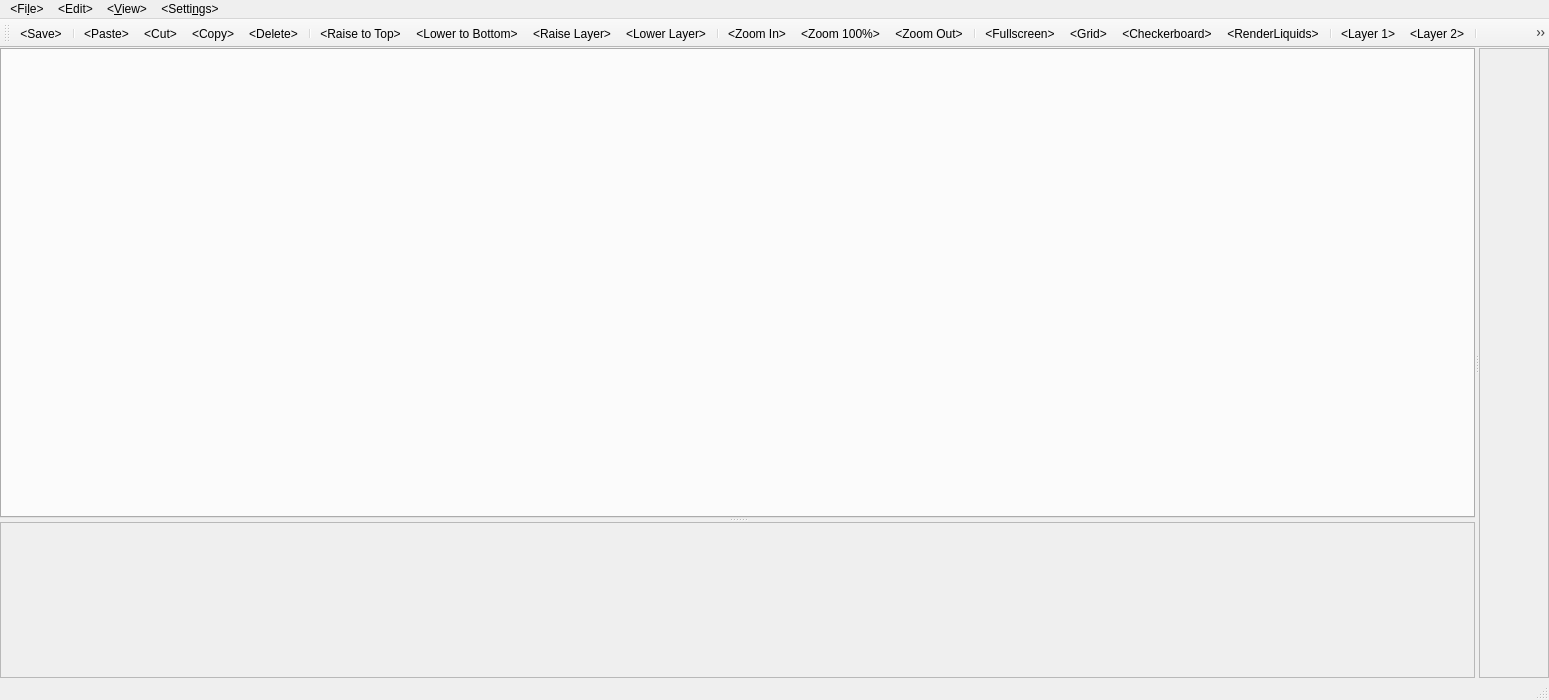
Qt form leveleditorwindow.ui (ExplosBlue/CoinKiller) before a commit.
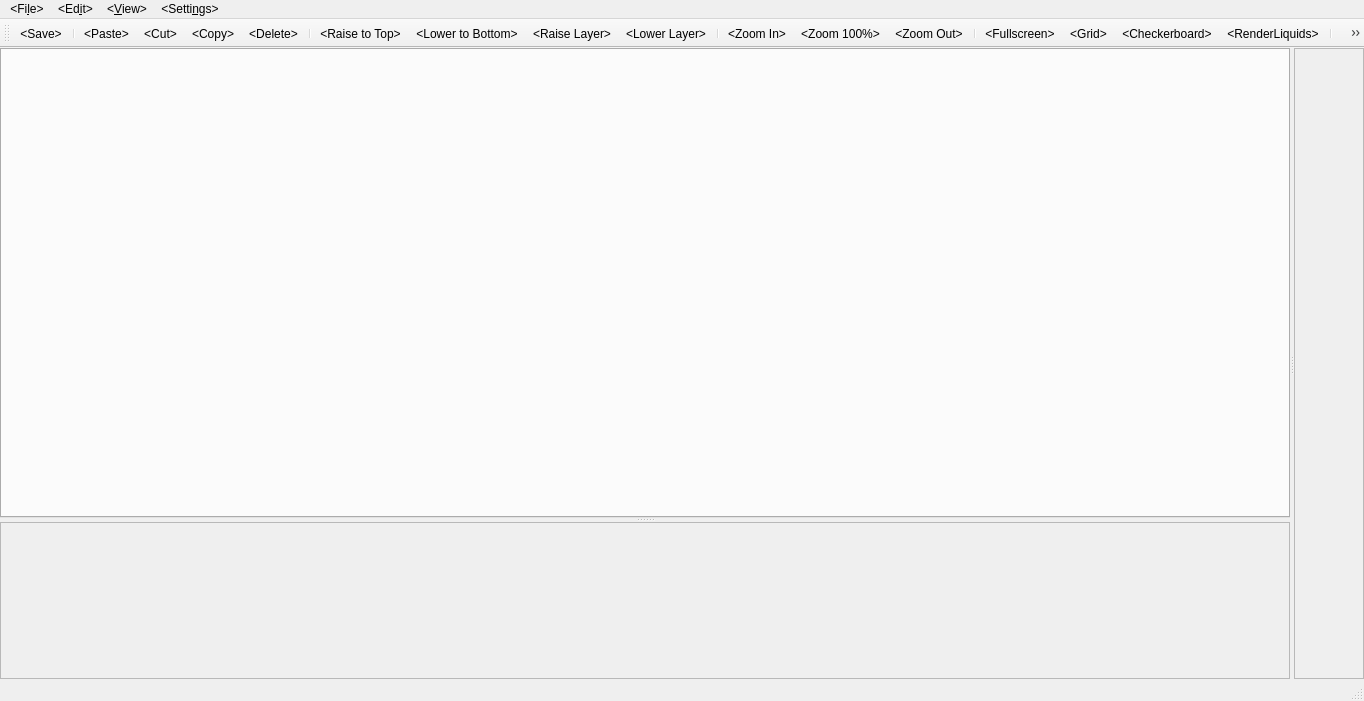
The same form after that commit.

```diff
--- a/leveleditorwindow.ui
+++ b/leveleditorwindow.ui
@@ -6,8 +6,8 @@
    <rect>
     <x>0</x>
     <y>0</y>
-    <width>1549</width>
-    <height>700</height>
+    <width>1364</width>
+    <height>701</height>
    </rect>
   </property>
   <property name="windowTitle">
@@ -62,8 +62,8 @@
              <rect>
               <x>0</x>
               <y>0</y>
-              <width>1448</width>
-              <height>156</height>
+              <width>1289</width>
+              <height>81</height>
              </rect>
             </property>
            </widget>
@@ -81,7 +81,7 @@
          <rect>
           <x>0</x>
           <y>0</y>
-          <width>80</width>
+          <width>56</width>
           <height>597</height>
          </rect>
         </property>
@@ -96,8 +96,8 @@
     <rect>
      <x>0</x>
      <y>0</y>
-     <width>1549</width>
-     <height>34</height>
+     <width>1364</width>
+     <height>35</height>
     </rect>
    </property>
    <widget class="QMenu" name="menuFile">
@@ -124,7 +124,7 @@
    </widget>
    <widget class="QMenu" name="menuEdit">
     <property name="title">
-     <string>&lt;Edit&gt;</string>
+     <string>&lt;Ed&amp;it&gt;</string>
     </property>
     <addaction name="actionPaste"/>
     <addaction name="actionCut"/>
@@ -187,6 +187,8 @@
    <addaction name="separator"/>
    <addaction name="actionToggleLayer1"/>
    <addaction name="actionToggleLayer2"/>
+   <addaction name="actionToggleSprites"/>
+   <addaction name="actionTogglePaths"/>
    <addaction name="separator"/>
    <addaction name="actionAddArea"/>
    <addaction name="actionDeleteCurrentArea"/>
@@ -408,7 +410,7 @@
     <bool>true</bool>
    </property>
    <property name="text">
-    <string>&lt;RenderLiquids&gt;</string>
+    <string>&lt;&amp;RenderLiquids&gt;</string>
    </property>
    <property name="toolTip">
     <string>&lt;RenderLiquids&gt;</string>
@@ -449,6 +451,28 @@
     <string>&lt;&amp;Reset Background Color&gt;</string>
    </property>
   </action>
+  <action name="actionToggleSprites">
+   <property name="checkable">
+    <bool>true</bool>
+   </property>
+   <property name="text">
+    <string>&lt;&amp;Sprites&gt;</string>
+   </property>
+   <property name="toolTip">
+    <string>&lt;ToggleSprites&gt;</string>
+   </property>
+  </action>
+  <action name="actionTogglePaths">
+   <property name="checkable">
+    <bool>true</bool>
+   </property>
+   <property name="text">
+    <string>&lt;Paths&gt;</string>
+   </property>
+   <property name="toolTip">
+    <string>&lt;TogglePaths&gt;</string>
+   </property>
+  </action>
  </widget>
  <resources/>
  <connections/>
```
Left out of the diff: 4 changed lines with no effect on the pictures.
